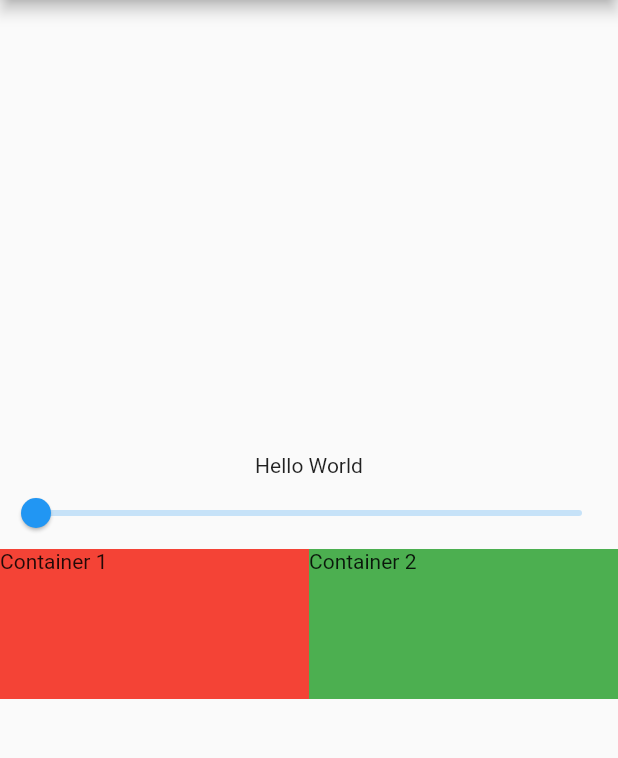
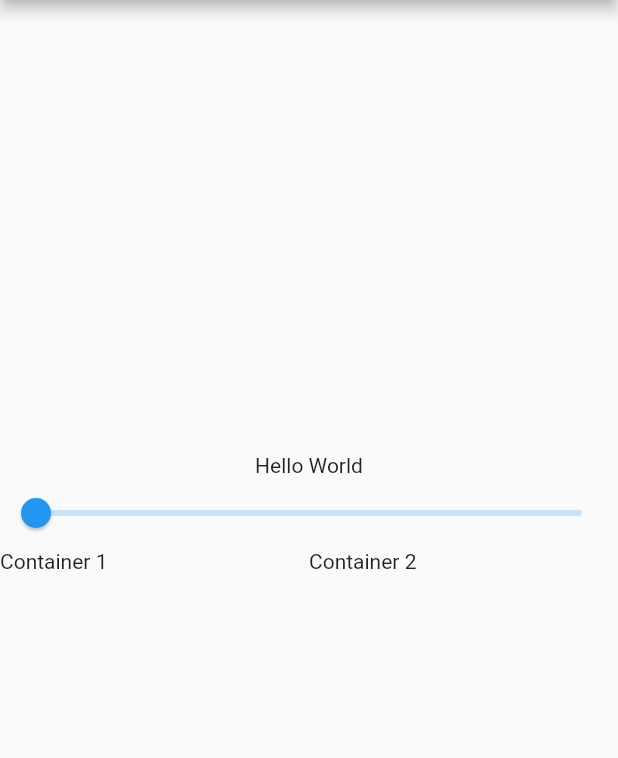
Before and after one commit to DeepeshKalura/learning, a Flutter app: the screen it shows after launch, on a phone screen of 412 x 824 dp, the part 84-842 px from its top. Run offline on Flutter 3.47's test engine with Material 2 defaults, Android fonts, the phone set to English and light mode, and no system bars.

Commit message:
Working Application with provider

```diff
--- a/lib/main.dart
+++ b/lib/main.dart
@@ -29,7 +29,6 @@ class MyApp extends StatelessWidget {
 
 class MyHomePage extends StatelessWidget {
   const MyHomePage({super.key});
-  final double value = 0.0;
 
   @override
   Widget build(BuildContext context) {
@@ -43,29 +42,35 @@ class MyHomePage extends StatelessWidget {
           const Center(
             child: Text('Hello World'),
           ),
-          Slider(
+          Consumer(
+            builder: (context, SliderLogic sliderLogic, child) => Slider(
               min: 0.0,
               max: 1.0,
-            value: value,
-            onChanged: (val) {},
+              value: sliderLogic.value,
+              onChanged: (val) {
+                sliderLogic.setValue(val);
+              },
             ),
-          Row(
+          ),
+          Consumer(
+            builder: (context, SliderLogic sliderLogic, child) => Row(
               children: [
                 Expanded(
                   child: Container(
                     height: 100,
-                  color: Colors.red,
+                    color: Colors.red.withOpacity(sliderLogic.value),
                     child: const Text('Container 1'),
                   ),
                 ),
                 Expanded(
                   child: Container(
                     height: 100,
-                  color: Colors.green,
+                    color: Colors.green.withOpacity(sliderLogic.value),
                     child: const Text('Container 2'),
                   ),
                 ),
               ],
+            ),
           ),
         ],
       ),
```
Lines whose indentation alone changed are shown as unchanged.
